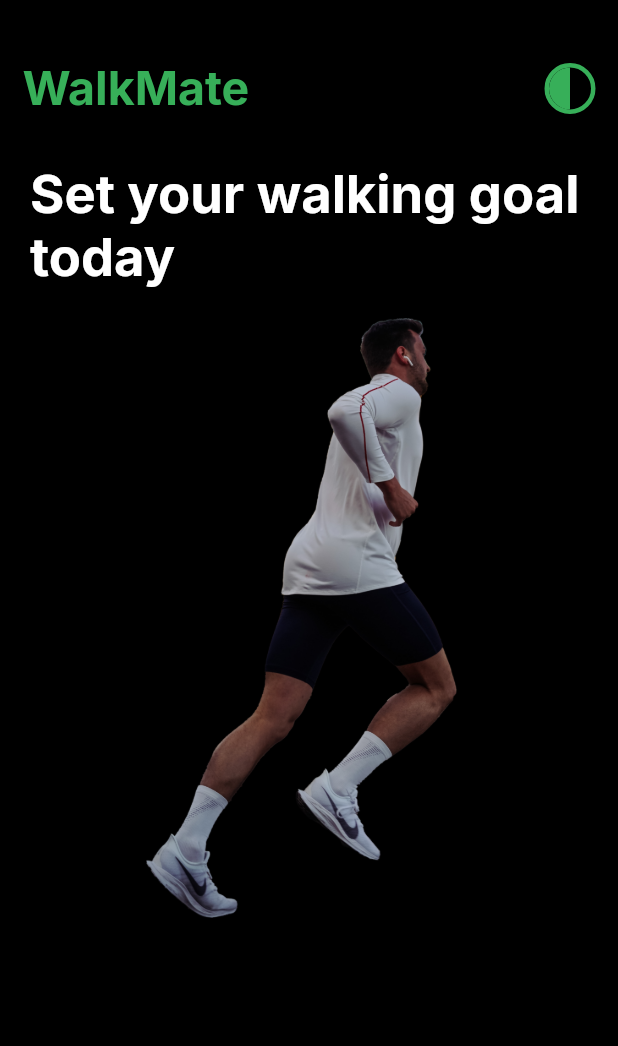
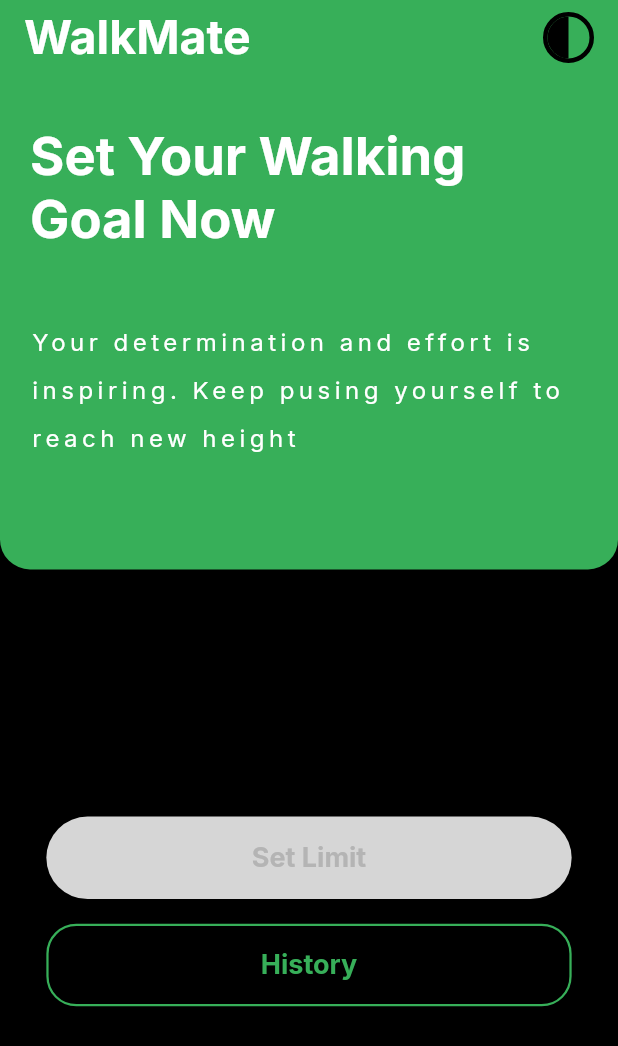
Before and after one commit to debobroto24/walkmate, a Flutter app: the screen it shows after launch, on a phone screen of 412 x 824 dp. Shown: the top 1046 px of the screen. Run offline on Flutter 3.47's test engine with Material 2 defaults, Android fonts, the phone set to English and light mode, and no system bars; our stand-ins replace google_fonts, shared_preferences.

Commit message:
setlimit page and it's component created

```diff
--- /dev/null
+++ b/lib/components/Kbutton_style2.dart
@@ -0,0 +1,28 @@
+import 'package:flutter/material.dart';
+import 'package:walkmate/styles/k_colors.dart';
+import 'package:walkmate/styles/k_text_styles.dart';
+
+class kbutton_style2 extends StatelessWidget {
+  final String text;
+  const kbutton_style2({
+    required this.text,
+    super.key,
+  });
+
+  @override
+  Widget build(BuildContext context) {
+    return Container(
+       height: 55,
+      width: MediaQuery.of(context).size.width * .85,
+      alignment: Alignment.center,
+      decoration:  BoxDecoration(
+        border: Border.all(color: KColor.stickerColor,width: 1.5),
+        borderRadius: BorderRadius.circular(20),
+      ),
+      child: Text(
+        text,
+        style: KTextStyle.bodyText1Green,
+      )
+    );
+  }
+}
--- /dev/null
+++ b/lib/components/k_appbar.dart
@@ -0,0 +1,52 @@
+
+import 'package:flutter/material.dart';
+import 'package:flutter/services.dart';
+import 'package:google_fonts/google_fonts.dart';
+import 'package:walkmate/components/my_arc.dart';
+
+import 'package:walkmate/styles/k_colors.dart';
+
+class KAppBar extends StatelessWidget {
+   Color arcColor;
+   VoidCallback onPressed;
+   Color  color;
+   Color textColor;
+   KAppBar({
+    this.arcColor = KColor.stickerColor,
+    required this.onPressed,
+     this.color = KColor.baseBlack,
+     this.textColor = KColor.white,
+    super.key,
+  });
+
+  @override
+  Widget build(BuildContext context) {
+    return AppBar(
+      elevation:  0 ,
+      backgroundColor: color,
+      systemOverlayStyle: SystemUiOverlayStyle(
+        statusBarColor: color,
+      ),
+      title: Row(
+        mainAxisAlignment: MainAxisAlignment.spaceBetween,
+        crossAxisAlignment: CrossAxisAlignment.center,
+        children: [
+          Text(
+            "WalkMate",
+            style: TextStyle(
+              color: textColor,
+              fontSize: 31,
+              fontWeight: FontWeight.w700,
+              fontFamily: GoogleFonts.inter().fontFamily,
+            ),
+          ),
+          MyArc(
+            borderColor: arcColor,
+            diameter: 30,
+           onPressed: onPressed,
+          ),
+        ],
+      ),
+    );
+  }
+}
--- /dev/null
+++ b/lib/components/kbutton_style1.dart
@@ -0,0 +1,25 @@
+import 'package:flutter/material.dart';
+import 'package:walkmate/styles/k_colors.dart';
+import 'package:walkmate/styles/k_text_styles.dart';
+
+class KButtonStyle1 extends StatelessWidget {
+  String text;
+   KButtonStyle1({
+    super.key,
+    required this.text,
+  });
+
+  @override
+  Widget build(BuildContext context) {
+    return Container(
+      width: MediaQuery.of(context).size.width * .85,
+      height: 55,
+      alignment: Alignment.center,
+      decoration: BoxDecoration(
+        color:KColor.stickerColor,
+        borderRadius: BorderRadius.circular(30)
+      ),
+      child: Text(text , style: KTextStyle.subtitle1LightMode),
+    );
+  }
+}
--- a/lib/components/appbar/my_arc.dart
+++ b/lib/components/my_arc.dart
@@ -6,10 +6,10 @@ import 'package:walkmate/styles/k_colors.dart';
 import 'dart:math' as math;
 
 class MyArc extends StatefulWidget {
-  Color color;
+  Color borderColor;
   double diameter;
   final  VoidCallback onPressed;
-   MyArc({super.key , this.diameter = 25 , required this.onPressed, required this.color} );
+   MyArc({super.key , this.diameter = 25 , required this.onPressed, required this.borderColor} );
 
   @override
   State<MyArc> createState() => _MyArcState();
@@ -28,14 +28,14 @@ class _MyArcState extends State<MyArc> {
         decoration: BoxDecoration(
           borderRadius: BorderRadius.circular((widget.diameter+4)/2),
 
-          border: Border.all(width: 3, color:widget.color)
+          border: Border.all(width: 3, color:widget.borderColor)
         ),
         child: Stack(
           children: [
             Transform.rotate(
               angle: -1.57,
               child: CustomPaint(
-                painter: MyPainter(color: widget.color),
+                painter: MyPainter(color: widget.borderColor),
                 size: Size(widget.diameter, widget.diameter),
               ),
             ),
--- /dev/null
+++ b/lib/components/opacitiy_button.dart
@@ -0,0 +1,54 @@
+import 'package:flutter/material.dart';
+import 'package:google_fonts/google_fonts.dart';
+import 'package:walkmate/styles/k_colors.dart';
+
+class OpacityButton extends StatelessWidget {
+  String text;
+  bool isDark;
+  double opacity;
+  OpacityButton({
+    this.opacity = 0,
+    required this.text,
+    this.isDark = false,
+    super.key,
+  });
+
+  @override
+  Widget build(BuildContext context) {
+    return Stack(
+      alignment: Alignment.center,
+      children: [
+        Opacity(
+          opacity: opacity,
+          child: Container(
+            width: MediaQuery.of(context).size.width * .85,
+            height: 55,
+            alignment: Alignment.center,
+            decoration: BoxDecoration(
+                color: Colors.red,
+                borderRadius: BorderRadius.circular(30)),
+
+            // child: Text(text , style: KTextStyle.subtitle1LightMode),
+          ),
+        ),
+        Container(
+          width: MediaQuery.of(context).size.width * .85,
+          height: 55,
+          alignment: Alignment.center,
+          decoration: BoxDecoration(
+              color: opacity ==0 ? KColor.grey350: KColor.transparent,
+              borderRadius: BorderRadius.circular(30)),
+          child: Text(
+            text,
+            style: TextStyle(
+              color: opacity==0 ? KColor.grey : KColor.white,
+              fontSize: 18,
+              fontWeight: FontWeight.w700,
+              fontFamily: GoogleFonts.inter().fontFamily,
+            ),
+          ),
+        ),
+      ],
+    );
+  }
+}
--- a/lib/main.dart
+++ b/lib/main.dart
@@ -1,5 +1,6 @@
 import 'package:flutter/material.dart';
 import 'package:walkmate/pages/home_page.dart';
+import 'package:walkmate/pages/set_limit.dart';
 import 'package:walkmate/theme/theme_modal.dart';
 import 'package:provider/provider.dart';
 
@@ -13,17 +14,18 @@ class MyApp extends StatelessWidget {
   @override
   Widget build(BuildContext context) {
     return ChangeNotifierProvider<ThemeModal>(
-      create:(_)=> ThemeModal(),
+        create: (_) => ThemeModal(),
         child: Consumer(
-        builder: (context, ThemeModal themeNotifier, child){
+          builder: (context, ThemeModal themeNotifier, child) {
             return MaterialApp(
               debugShowCheckedModeBanner: false,
               title: 'Flutter Demo',
-      theme:themeNotifier.isDark ? ThemeData.dark(): ThemeData.light(),
-      home: HomePage(),
+              // theme:themeNotifier.isDark ? ThemeData.dark(): ThemeData.light(),
+              // home: HomePage(),
+              home:SetLimit(),
+              // home:HomePage(),
             );
           },
-      )
-    );
+        ));
   }
 }
--- a/lib/pages/home_page.dart
+++ b/lib/pages/home_page.dart
@@ -1,5 +1,7 @@
 import 'package:flutter/material.dart';
-import 'package:walkmate/components/appbar/my_arc.dart';
+
+import 'package:walkmate/components/k_appbar.dart';
+import 'package:walkmate/components/kbutton_style1.dart';
 import 'package:walkmate/styles/k_colors.dart';
 import 'package:walkmate/styles/k_text_styles.dart';
 import 'package:walkmate/theme/theme_modal.dart';
@@ -19,39 +21,35 @@ class _HomePageState extends State<HomePage> {
     return Consumer(builder: (context, ThemeModal themeNotifier, child) {
       // final provider = Provider.of<ThemeModal>(context).getThemePreferences();
       return Scaffold(
-        backgroundColor: themeNotifier.isDark?KColor.baseBlack : KColor.white,
+        backgroundColor: themeNotifier.isDark ? KColor.baseBlack : KColor.white,
+        // appBar: PreferredSize(
+        //   preferredSize:  Size.fromHeight(100),
+        //   child: Padding(
+        //     padding: const EdgeInsets.only(top: 40, left: 15, right: 15),
+        //     child: KAppBar(
+        //       color: themeNotifier.isDark? KColor.black: KColor.white,
+        //       textColor: KColor.stickerColor,
+        //       onPressed:   () async {
+        //     await themeNotifier.getThemePreferences();
+        //     themeNotifier.isDark
+        //         ? await themeNotifier.setIsDark(false)
+        //         : await themeNotifier.setIsDark(true);
+        //   },
+        //     ),
+        //   ),
+        // ),
+
         appBar: PreferredSize(
-          preferredSize:const Size.fromHeight(100),
-          child: Padding(
-            padding: const EdgeInsets.only(top: 40, left: 15, right: 15),
-            child: Row(
-              mainAxisAlignment: MainAxisAlignment.spaceBetween,
-              crossAxisAlignment: CrossAxisAlignment.center,
-              children: [
-                Text(
-                  "WalkMate",
-                  style: TextStyle(
-                    color: KColor.stickerColor,
-                    fontSize: 31,
-                    fontWeight: FontWeight.w700,
-                    fontFamily: GoogleFonts.inter().fontFamily,
-                  ),
-                ),
-                MyArc(
-                  color: KColor.stickerColor,
-                  diameter: 30,
-                  onPressed: () async {
-                  await themeNotifier.getThemePreferences();
-                    themeNotifier.isDark
-                        ?await themeNotifier.setIsDark(false)
-                        :await themeNotifier.setIsDark(true);
+            preferredSize: const Size.fromHeight(100),
+            child: KAppBar(
+                onPressed:   () async {
+            await themeNotifier.getThemePreferences();
+            themeNotifier.isDark
+                ? await themeNotifier.setIsDark(false)
+                : await themeNotifier.setIsDark(true);
+          },
+         color: themeNotifier.isDark? KColor.baseBlack: KColor.white, textColor: Colors.green)),
 
-                  },
-                ),
-              ],
-            ),
-          ),
-        ),
         body: Padding(
           padding: const EdgeInsets.symmetric(horizontal: 20, vertical: 30),
           child: Column(
@@ -59,21 +57,26 @@ class _HomePageState extends State<HomePage> {
             children: [
               Text(
                 "Set your walking goal today",
-                style: KTextStyle.headline1,
+                style: themeNotifier.isDark
+                    ? KTextStyle.headline1Dark
+                    : KTextStyle.headline1Lite,
               ),
-              const SizedBox(height:20),
-              Stack(
-                children:  [
-
-                   Image(
-                    height: 400 ,
-                  image: AssetImage('assets/images/person.png'),
-                               ),
-
-                ],
+              const SizedBox(height: 20),
+              Expanded(
+                child: Stack(
+                  children: [
+                    const Positioned.fill(
+                      child: Image(
+                        image: AssetImage('assets/images/person.png'),
+                      ),
+                    ),
+                    Positioned(
+                      bottom: 17,
+                      child: KButtonStyle1(text: "Get Started"),
+                    )
+                  ],
+                ),
               )
-
-
             ],
           ),
         ),
--- /dev/null
+++ b/lib/pages/set_limit.dart
@@ -0,0 +1,92 @@
+import 'package:flutter/material.dart';
+import 'package:provider/provider.dart';
+import 'package:walkmate/components/Kbutton_style2.dart';
+
+import 'package:walkmate/components/k_appbar.dart';
+import 'package:walkmate/components/opacitiy_button.dart';
+import 'package:walkmate/styles/k_colors.dart';
+import 'package:walkmate/styles/k_text_styles.dart';
+import 'package:walkmate/theme/theme_modal.dart';
+
+class SetLimit extends StatefulWidget {
+  const SetLimit({super.key});
+
+  @override
+  State<SetLimit> createState() => _SetLimitState();
+}
+
+class _SetLimitState extends State<SetLimit> {
+ late double limit= 0;
+  @override
+  Widget build(BuildContext context) {
+    return Consumer(
+      builder: (context, ThemeModal themeNotifier, child) {
+        return Scaffold(
+          backgroundColor:
+              themeNotifier.isDark ? KColor.baseBlack : KColor.white,
+          appBar: PreferredSize(
+            preferredSize: const Size.fromHeight(50),
+            child: KAppBar(
+              onPressed: () async {
+                await themeNotifier.getThemePreferences();
+                themeNotifier.isDark
+                    ? await themeNotifier.setIsDark(false)
+                    : await themeNotifier.setIsDark(true);
+              },
+              textColor: KColor.white,
+              color: KColor.stickerColor,
+              arcColor: themeNotifier.isDark ? KColor.baseBlack : KColor.white,
+            ),
+          ),
+          body: Container(
+            color: themeNotifier.isDark ? KColor.baseBlack : KColor.white,
+            height: MediaQuery.of(context).size.height,
+            child: Column(
+              crossAxisAlignment: CrossAxisAlignment.center,
+              children: [
+                Container(
+                  height: MediaQuery.of(context).size.height * .4,
+                  width: MediaQuery.of(context).size.width,
+                  padding: const EdgeInsets.only(left: 20, right: 20),
+                  decoration: const BoxDecoration(
+                    color: KColor.stickerColor,
+                    borderRadius: BorderRadius.only(
+                      bottomLeft: Radius.circular(20),
+                      bottomRight: Radius.circular(20),
+                    ),
+                  ),
+                  child: Column(
+                    children: [
+                      SizedBox(
+                        height: MediaQuery.of(context).size.height * .04,
+                      ),
+                      Text("Set Your Walking Goal Now",
+                          style: KTextStyle.headline1white),
+                      SizedBox(
+                        height: MediaQuery.of(context).size.height * .05,
+                      ),
+                      Text(
+                        "Your determination and effort is inspiring. Keep pusing yourself to reach new height",
+                        style: KTextStyle.subtitle7Dark,
+                      ),
+                    ],
+                  ),
+                ),
+                // Slider(value: 4, onChanged: (value){
+                //   setState(() {
+                //     limit = value;
+                //   });
+                // }),
+
+                SizedBox(height: MediaQuery.of(context).size.height * .2),
+                OpacityButton(text: "Set Limit"),
+                SizedBox(height: MediaQuery.of(context).size.height * .02),
+                const kbutton_style2(text: "History"),
+              ],
+            ),
+          ),
+        );
+      },
+    );
+  }
+}
--- a/lib/styles/k_text_styles.dart
+++ b/lib/styles/k_text_styles.dart
@@ -1,9 +1,24 @@
 import 'package:flutter/cupertino.dart';
 import 'package:flutter/material.dart';
 import 'package:google_fonts/google_fonts.dart';
+import 'package:walkmate/styles/k_colors.dart';
 
 class KTextStyle {
-  static TextStyle headline1 = TextStyle(
+  static TextStyle headline1white = TextStyle(
+    color:KColor.white,
+    fontSize: 35,
+    fontWeight: FontWeight.w700,
+    fontFamily: GoogleFonts.inter().fontFamily,
+  );
+  static TextStyle headline1Lite = TextStyle(
+        color:Colors.black,
+
+    fontSize: 35,
+    fontWeight: FontWeight.w700,
+    fontFamily: GoogleFonts.inter().fontFamily,
+  );
+  static TextStyle headline1Dark = TextStyle(
+    color:Colors.white,
     fontSize: 35,
     fontWeight: FontWeight.w700,
     fontFamily: GoogleFonts.inter().fontFamily,
@@ -44,14 +59,38 @@ class KTextStyle {
   );
 
   static TextStyle subtitle1 = TextStyle(
+    color:Colors.white,
+    fontSize: 16,
+    fontWeight: FontWeight.w700,
+    fontFamily: GoogleFonts.inter().fontFamily,
+  );
+    static TextStyle subtitle1LightMode = TextStyle(
+    color:Colors.white,
+    fontSize: 16,
+    fontWeight: FontWeight.w700,
+    fontFamily: GoogleFonts.inter().fontFamily,
+  );
+      static TextStyle subtitle1DarkMode = TextStyle(
+    color:Colors.white,
     fontSize: 16,
     fontWeight: FontWeight.w700,
     fontFamily: GoogleFonts.inter().fontFamily,
   );
 
-  static TextStyle subtitle7 = TextStyle(
+  static TextStyle subtitle7Light = TextStyle(
+    color:KColor.black,
+    height: 2,
     fontSize: 16,
-    fontWeight: FontWeight.w600,
+    letterSpacing: 3,
+    fontWeight: FontWeight.w400,
+    fontFamily: GoogleFonts.inter().fontFamily,
+  );
+   static TextStyle subtitle7Dark = TextStyle(
+     color:KColor.white,
+    height: 2,
+    fontSize: 16,
+     letterSpacing: 3,
+    fontWeight: FontWeight.w400,
     fontFamily: GoogleFonts.inter().fontFamily,
   );
 
@@ -75,6 +114,7 @@ class KTextStyle {
   );
 
   static TextStyle button = TextStyle(
+
     fontSize: 15,
     fontWeight: FontWeight.w400,
     letterSpacing: 0.04,
@@ -82,9 +122,10 @@ class KTextStyle {
     fontFamily: GoogleFonts.inter().fontFamily,
   );
 
-  static TextStyle bodyText1 = TextStyle(
-    fontSize: 14,
-    fontWeight: FontWeight.w400,
+  static TextStyle bodyText1Green = TextStyle(
+    color:KColor.stickerColor,
+    fontSize: 18,
+    fontWeight: FontWeight.w700,
     fontFamily: GoogleFonts.inter().fontFamily,
   );
 
```
Also changed, not shown: lib/components/appbar/k_appbar.dart (deleted), 1 other file. Lines whose indentation alone changed are shown as unchanged.
